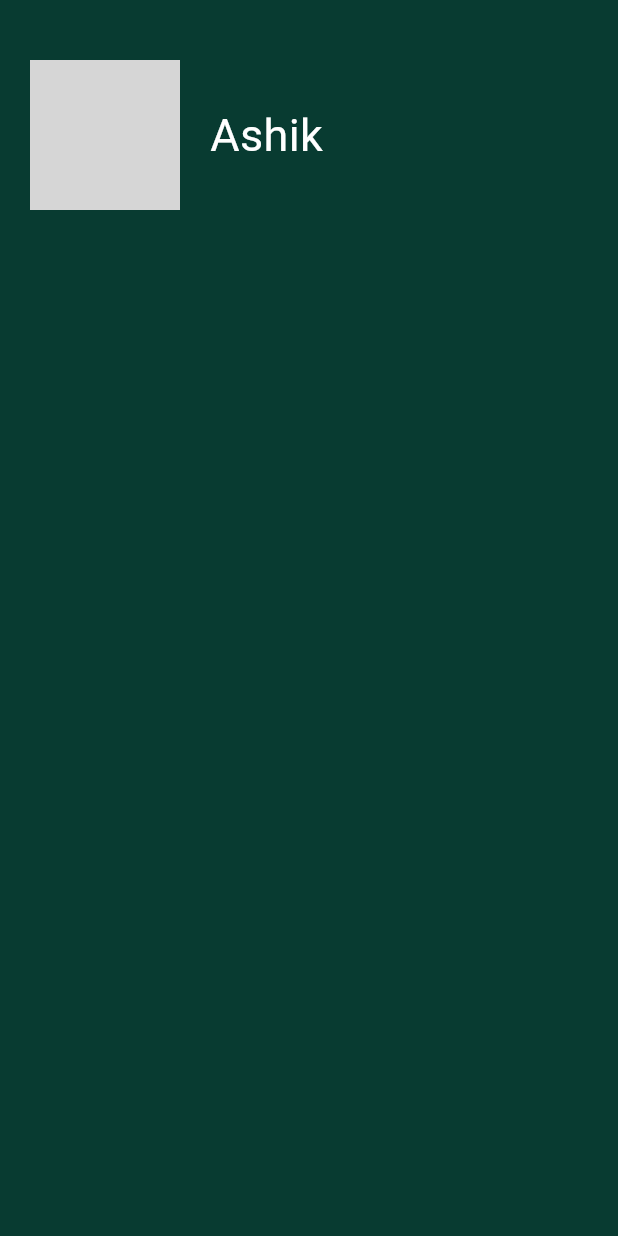
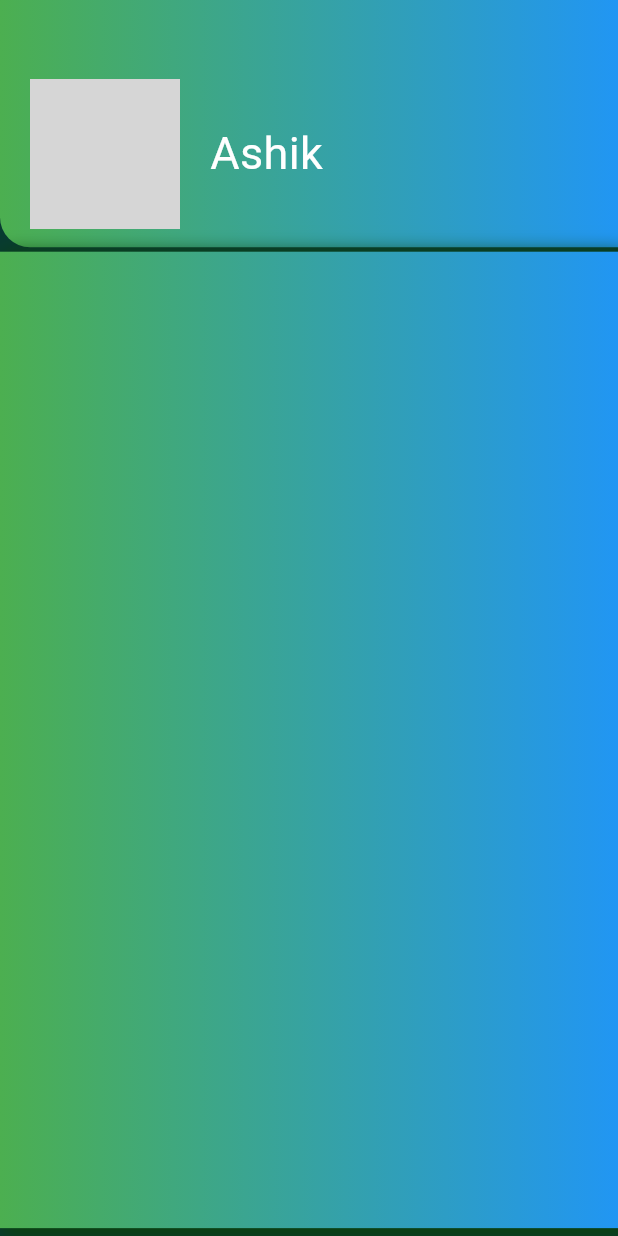
Before and after one commit to Akhilaanil104/Todo-app, a Flutter app: the ProfilePage screen opened by its route, on a phone screen of 412 x 824 dp. Run offline on Flutter 3.47's test engine with Material 3 defaults, Android fonts, the phone set to English and light mode, and no system bars; our stand-ins replace firebase_core, image_picker; accounts and stored records are empty; network calls fail; grey boxes are pictures that could not be loaded.

Commit message:
profile theme changed

```diff
--- a/lib/screens/profilepage.dart
+++ b/lib/screens/profilepage.dart
@@ -1,3 +1,76 @@
+// // import 'dart:typed_data';
+
+// // import 'package:flutter/material.dart';
+// // import 'package:image_picker/image_picker.dart';
+// // import 'package:todo_app/utils/pickimage.dart';
+
+// // class ProfilePage extends StatefulWidget {
+// //   const ProfilePage({super.key});
+
+// //   @override
+// //   State<ProfilePage> createState() => _ProfilePageState();
+// // }
+
+// // class _ProfilePageState extends State<ProfilePage> {
+// //   Uint8List? _image;
+// //   void selectImage() async {
+// //     Uint8List img = await pickImage(ImageSource.gallery);
+// //     setState(() {
+// //       _image = img;
+// //     });
+// //   }
+
+// //   @override
+// //   Widget build(BuildContext context) {
+// //     return Scaffold(
+// //       body: Stack(
+// //         children: [
+// //           Padding(
+// //             padding: EdgeInsets.only(top: 40, left: 20),
+// //             child: Row(
+// //               children: [
+
+// //                 _image != null ? CircleAvatar(
+// //                   radius:50 ,
+// //                   backgroundImage: MemoryImage(_image!),
+// //                 ):
+// //                 CircleAvatar(
+// //                   backgroundImage: NetworkImage(
+// //                       'https://i.pinimg.com/736x/ff/a0/9a/ffa09aec412db3f54deadf1b3781de2a.jpg'),
+// //                   radius: 50,
+// //                 ),
+// //                 SizedBox(
+// //                   width: 20,
+// //                 ),
+// //                 Text(
+// //                   "Ashik",
+// //                   style: TextStyle(
+// //                     color: Colors.white,
+// //                     fontSize: 30,
+// //                   ),
+// //                 ),
+// //               ],
+// //             ),
+// //           ),
+// //           Positioned(
+// //             child: IconButton(
+// //               onPressed: () {
+// //                 selectImage;
+// //               },
+// //               icon: Icon(
+// //                 Icons.add_a_photo,
+// //                 color: Colors.red,
+// //               ),
+// //             ),
+// //             bottom: -15,
+// //             left: 80,
+// //           ),
+// //         ],
+// //       ),
+// //     );
+// //   }
+// // }
+
 // import 'dart:typed_data';
 
 // import 'package:flutter/material.dart';
@@ -13,8 +86,9 @@
 
 // class _ProfilePageState extends State<ProfilePage> {
 //   Uint8List? _image;
+
 //   void selectImage() async {
-//     Uint8List img = await pickImage(ImageSource.gallery);
+//     Uint8List? img = await pickImage(ImageSource.gallery);
 //     setState(() {
 //       _image = img;
 //     });
@@ -22,22 +96,39 @@
 
 //   @override
 //   Widget build(BuildContext context) {
+//     // var height = MediaQuery.of(context).size.height;
+//     // var width = MediaQuery.of(context).size.width;
+//        var size = MediaQuery.of(context).size;
 //     return Scaffold(
 //       body: Stack(
 //         children: [
-//           Padding(
+//           Container(
+//             width: size.width,
+//             height: size.height*0.20,
 //             padding: EdgeInsets.only(top: 40, left: 20),
 //             child: Row(
 //               children: [
-
-//                 _image != null ? CircleAvatar(
-//                   radius:50 ,
-//                   backgroundImage: MemoryImage(_image!),
-//                 ):
-//                 CircleAvatar(
-//                   backgroundImage: NetworkImage(
-//                       'https://i.pinimg.com/736x/ff/a0/9a/ffa09aec412db3f54deadf1b3781de2a.jpg'),
-//                   radius: 50,
+//                 _image != null
+//                     ? CircleAvatar(
+//                         radius: 50,
+//                         backgroundImage: MemoryImage(_image!),
+//                       )
+//                     : CircleAvatar(
+//                         backgroundImage: NetworkImage(
+//                           'https://i.pinimg.com/736x/ff/a0/9a/ffa09aec412db3f54deadf1b3781de2a.jpg',
+//                         ),
+//                         radius: 50,
+//                       ),
+//                       Positioned(
+//                   child: IconButton(
+//                     onPressed: selectImage, // Fix the callback here
+//                     icon: Icon(
+//                       Icons.add_a_photo,
+//                       color: Colors.red,
+//                     ),
+//                   ),
+//                   bottom: 10,
+//                   left: 70,
 //                 ),
 //                 SizedBox(
 //                   width: 20,
@@ -49,32 +140,26 @@
 //                     fontSize: 30,
 //                   ),
 //                 ),
+
 //               ],
 //             ),
 //           ),
-//           Positioned(
-//             child: IconButton(
-//               onPressed: () {
-//                 selectImage;
-//               },
-//               icon: Icon(
-//                 Icons.add_a_photo,
-//                 color: Colors.red,
-//               ),
-//             ),
-//             bottom: -15,
-//             left: 80,
-//           ),
+
+
+//           Container(
+//             height: size.height*0.80,
+//           )
+
 //         ],
+
 //       ),
+
 //     );
 //   }
 // }
 
 
-
 import 'dart:typed_data';
-
 import 'package:flutter/material.dart';
 import 'package:image_picker/image_picker.dart';
 import 'package:todo_app/utils/pickimage.dart';
@@ -98,12 +183,24 @@ class _ProfilePageState extends State<ProfilePage> {
 
   @override
   Widget build(BuildContext context) {
+    var size = MediaQuery.of(context).size;
     return Scaffold(
-      body: Stack(
+      body: Column(
         children: [
-          Padding(
+          Stack(
+            children: [
+              Container(
+                decoration: const BoxDecoration(
+                  gradient: LinearGradient(colors: [Colors.green,Colors.blue]),
+
+                  borderRadius: BorderRadius.only(bottomLeft: Radius.circular(20))
+                ),
+                width: size.width,
+                height: size.height * 0.20,
                 padding: EdgeInsets.only(top: 40, left: 20),
                 child: Row(
+                  children: [
+                    Stack(
                       children: [
                         _image != null
                             ? CircleAvatar(
@@ -115,6 +212,19 @@ class _ProfilePageState extends State<ProfilePage> {
                                   'https://i.pinimg.com/736x/ff/a0/9a/ffa09aec412db3f54deadf1b3781de2a.jpg',
                                 ),
                                 radius: 50,
+                              ),
+                        Positioned(
+                          bottom: -10,
+                          right: -13,
+                          child: IconButton(
+                            onPressed: selectImage,
+                            icon: Icon(
+                              Icons.add_a_photo,
+                              color: Colors.red,
+                            ),
+                          ),
+                        ),
+                      ],
                     ),
                     SizedBox(
                       width: 20,
@@ -129,17 +239,40 @@ class _ProfilePageState extends State<ProfilePage> {
                   ],
                 ),
               ),
-          Positioned(
-            child: IconButton(
-              onPressed: selectImage, // Fix the callback here
-              icon: Icon(
-                Icons.add_a_photo,
-                color: Colors.red,
+              // Positioned(
+              //   top: size.height * 0.21,
+
+              //   child:
+              // Container(
+              //     child: ElevatedButton(onPressed: (){}, child: Text("hi"),),
+              //     width: size.width,
+              //     height: size.height * 0.80,
+              //     color: Color.fromARGB(255, 24, 172, 226),
+              //   ),
+              // ),
+            ],
           ),
+           SizedBox(height: 3,),
+          Container(
+            decoration: BoxDecoration(
+              boxShadow: [
+                BoxShadow(
+                  color: Color.fromRGBO(10, 66, 12, 1),
+                  blurRadius: 10, // changes the size of the shadow
+                  spreadRadius: 2, // changes the spread of the shadow
+                  offset: Offset(4, 3),
+                  blurStyle: BlurStyle.normal // changes the position of the shadow
                 ),
-            bottom: -15,
-            left: 80,
+
+              ],
+              gradient: LinearGradient(colors: [Colors.green,Colors.blue,]),
+              // borderRadius: BorderRadius.only(topLeft: Radius.elliptical(30, 30),topRight: Radius.circular(30))
+            // ,
+            color: Color.fromARGB(255, 84, 131, 3),
             ),
+
+            height: size.height *0.79,
+          )
         ],
       ),
     );
```
Lines whose indentation alone changed are shown as unchanged.
